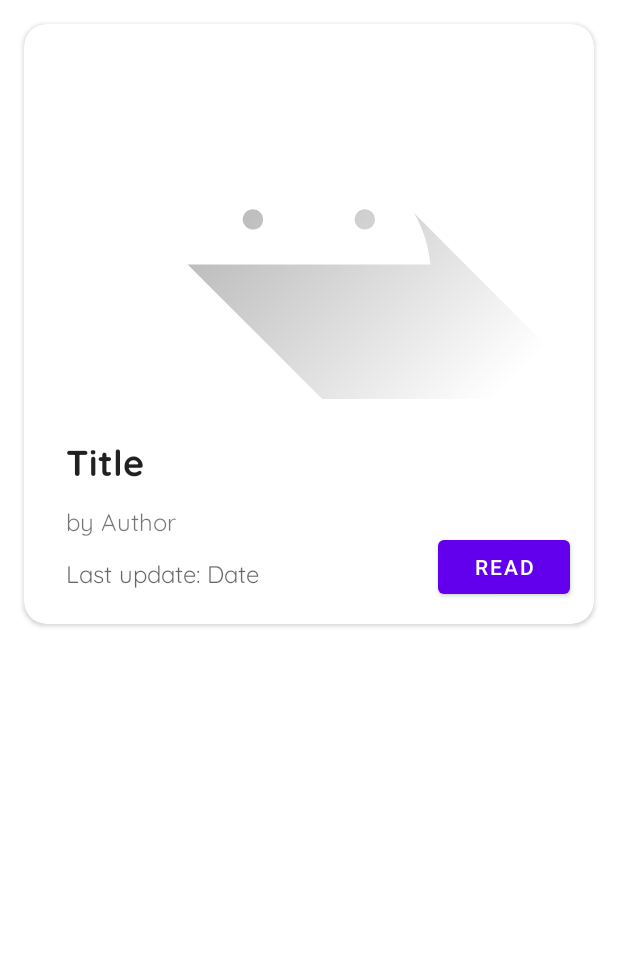
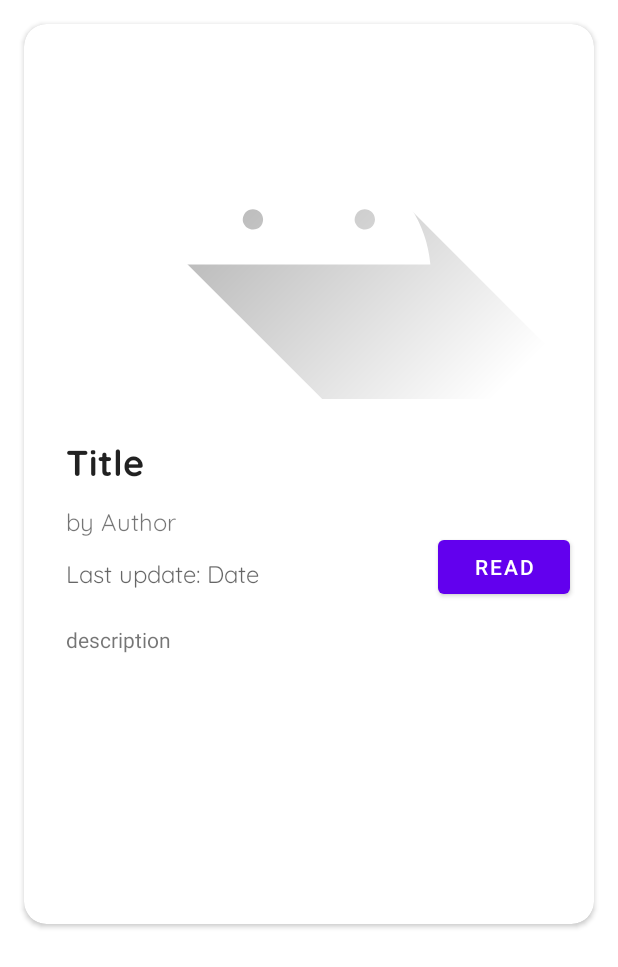
Before and after one commit to NIKOLAUSSATRIA063/NMP_ProjectUTS, an Android app: the layout cerbung_item.xml on its own in the app's theme, with its tools: preview values and no code run, on a phone screen of 412 x 824 dp. Shown: the top 967 px of the screen. Run offline under Robolectric (Android 15) with nearby library versions, the phone set to English and light mode, and no system bars.

Commit message:
perbaikan di create cerbung dan menampilkan description di tiap card, tambah pengecekan juga pada tiap next page create button

```diff
--- a/app/src/main/java/com/example/cerbungapp/Cerbung.kt
+++ b/app/src/main/java/com/example/cerbungapp/Cerbung.kt
@@ -1,3 +1,3 @@
 package com.example.cerbungapp
 
-data class Cerbung(val title:String, val author:String ,val restricted:String, val lastUpdate:String, val url:String, val paragraph:String, val genre:String)
+data class Cerbung(val title:String, val author:String ,val restricted:String, val lastUpdate:String, val url:String, val description:String, val genre:String)
--- a/app/src/main/java/com/example/cerbungapp/CreateCerbungActivity.kt
+++ b/app/src/main/java/com/example/cerbungapp/CreateCerbungActivity.kt
@@ -31,6 +31,10 @@ class CreateCerbungActivity : AppCompatActivity() {
 
 
         binding.btnNextPage.setOnClickListener {
+            if (binding.txtCreateTitle.text.toString() == "" || binding.txtImgUrl.text.toString() == "" || binding.txtShortDescription.text.toString() == ""){
+                Toast.makeText(this, "Please fill the textbox", Toast.LENGTH_SHORT).show()
+            }
+            else{
                 var username = intent.getStringExtra(USERNAME).toString()
 
                 var intent = Intent(this, CreateCerbungActivityP2::class.java)
@@ -41,6 +45,7 @@ class CreateCerbungActivity : AppCompatActivity() {
                 intent.putExtra(URL, binding.txtImgUrl.text.toString())
                 startActivity(intent)
             }
+        }
 
     }
 }
--- a/app/src/main/res/layout/cerbung_item.xml
+++ b/app/src/main/res/layout/cerbung_item.xml
@@ -7,7 +7,7 @@
 
     <androidx.cardview.widget.CardView
         android:layout_width="0dp"
-        android:layout_height="400dp"
+        android:layout_height="600dp"
         android:layout_marginStart="16dp"
         android:layout_marginTop="16dp"
         android:layout_marginEnd="16dp"
@@ -81,6 +81,18 @@
                 app:layout_constraintEnd_toEndOf="parent"
                 app:layout_constraintTop_toBottomOf="@+id/imgPoster" />
 
+            <TextView
+                android:id="@+id/txtDescription"
+                android:layout_width="0dp"
+                android:layout_height="wrap_content"
+                android:layout_marginStart="28dp"
+                android:layout_marginTop="24dp"
+                android:layout_marginEnd="28dp"
+                android:text="description"
+                app:layout_constraintEnd_toEndOf="parent"
+                app:layout_constraintStart_toStartOf="parent"
+                app:layout_constraintTop_toBottomOf="@+id/txtDateUpdated" />
+
         </androidx.constraintlayout.widget.ConstraintLayout>
     </androidx.cardview.widget.CardView>
 </androidx.constraintlayout.widget.ConstraintLayout>
```
Also changed, not shown: app/src/main/java/com/example/cerbungapp/CerbungAdapter.kt (+8 -7 lines), app/src/main/java/com/example/cerbungapp/CreateCerbungActivityP2.kt (+5 -2 lines). Lines whose indentation alone changed are shown as unchanged.
